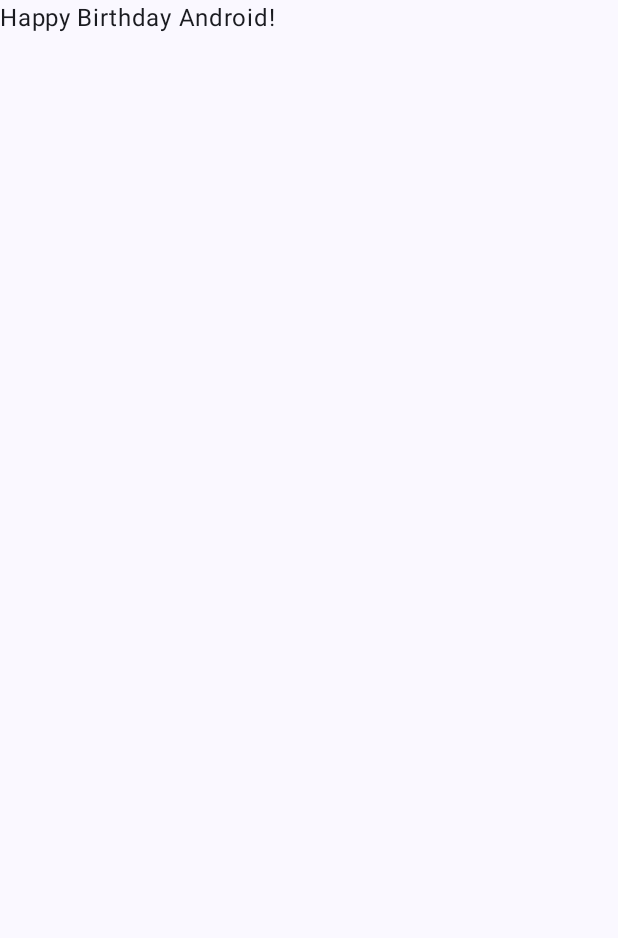
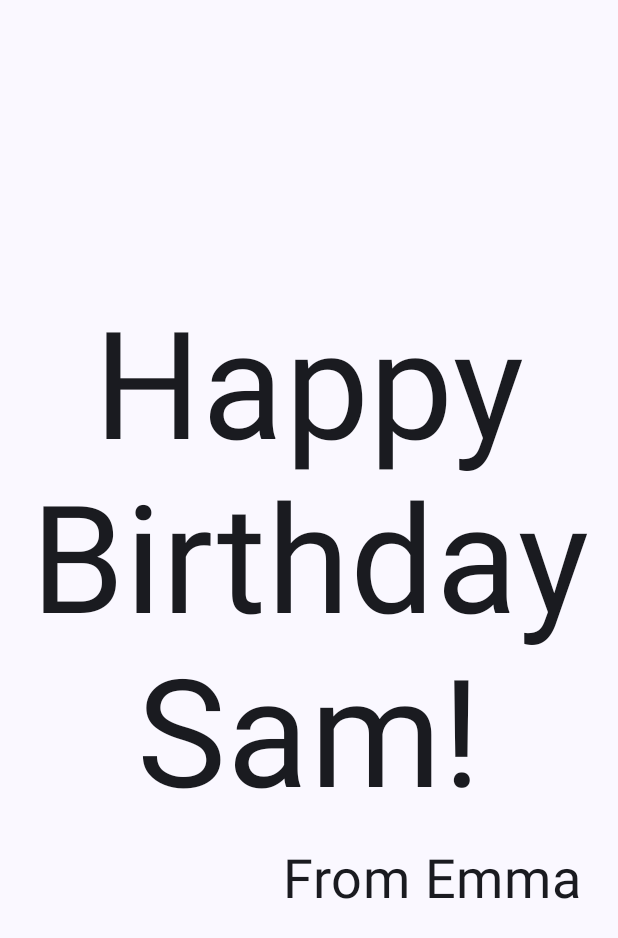
Before and after one commit to ivanovamir/AndroudLabs, an Android app built with Jetpack Compose: the screen it shows after launch (MainActivity), on a phone screen of 412 x 824 dp. Before the commit the part shown is almost empty. Shown: the top 938 px of the screen. Run offline under Robolectric (Android 15) with nearby library versions, the phone set to English and light mode, and no system bars.

Commit message:
update proj

```diff
--- a/KotlinPathways/HappyBirthday/app/src/main/java/com/example/happybirthday/MainActivity.kt
+++ b/KotlinPathways/HappyBirthday/app/src/main/java/com/example/happybirthday/MainActivity.kt
@@ -3,26 +3,36 @@
 import android.os.Bundle
 import androidx.activity.ComponentActivity
 import androidx.activity.compose.setContent
-import androidx.activity.enableEdgeToEdge
+import androidx.compose.foundation.layout.Arrangement
+import androidx.compose.foundation.layout.Column
 import androidx.compose.foundation.layout.fillMaxSize
 import androidx.compose.foundation.layout.padding
-import androidx.compose.material3.Scaffold
+import androidx.compose.material3.MaterialTheme
+import androidx.compose.material3.Surface
 import androidx.compose.material3.Text
 import androidx.compose.runtime.Composable
+import androidx.compose.ui.Alignment
 import androidx.compose.ui.Modifier
+import androidx.compose.ui.text.style.TextAlign
 import androidx.compose.ui.tooling.preview.Preview
+import androidx.compose.ui.unit.dp
+import androidx.compose.ui.unit.sp
 import com.example.happybirthday.ui.theme.HappyBirthdayTheme
 
 class MainActivity : ComponentActivity() {
     override fun onCreate(savedInstanceState: Bundle?) {
         super.onCreate(savedInstanceState)
-        enableEdgeToEdge()
         setContent {
             HappyBirthdayTheme {
-                Scaffold(modifier = Modifier.fillMaxSize()) { innerPadding ->
-                    Greeting(
-                        name = "Android",
-                        modifier = Modifier.padding(innerPadding)
+                // A surface container using the 'background' color from the theme
+                Surface(
+                    modifier = Modifier.fillMaxSize(),
+                    color = MaterialTheme.colorScheme.background
+                ) {
+                    GreetingText(
+                        message = "Happy Birthday Sam!",
+                        from = "From Emma",
+                        modifier = Modifier.padding(8.dp)
                     )
                 }
             }
@@ -30,25 +40,32 @@
     }
 }
 
+@Composable
+fun GreetingText(message: String, from: String, modifier: Modifier = Modifier) {
+    Column(
+        verticalArrangement = Arrangement.Center,
+        modifier = modifier
+    ) {
+        Text(
+            text = message,
+            fontSize = 100.sp,
+            lineHeight = 116.sp,
+            textAlign = TextAlign.Center
+        )
+        Text(
+            text = from,
+            fontSize = 36.sp,
+            modifier = Modifier
+                .padding(16.dp)
+                .align(alignment = Alignment.End)
+        )
+    }
+}
+
 @Preview(showBackground = true)
 @Composable
 fun BirthdayCardPreview() {
     HappyBirthdayTheme {
-        GreetingText(message = "Happy Birthday Amir!")
+        GreetingText(message = "Happy Birthday Amir!", from = "From Diana")
     }
 }
-
-@Composable
-fun Greeting(name: String, modifier: Modifier = Modifier) {
-    Text(
-        text = "Happy Birthday $name!",
-        modifier = modifier
-    )
-}
-
-@Composable
-fun GreetingText(message: String, modifier: Modifier = Modifier) {
-    Text(
-        text = message
-    )
-}
```
